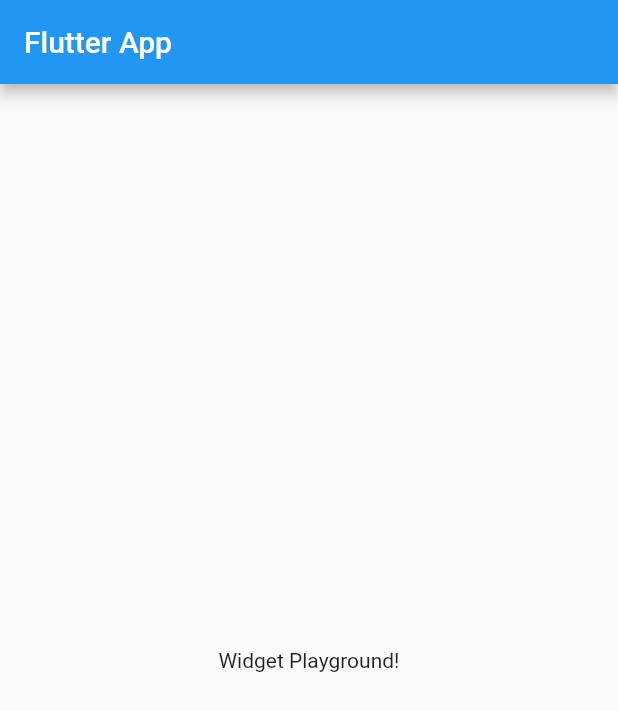
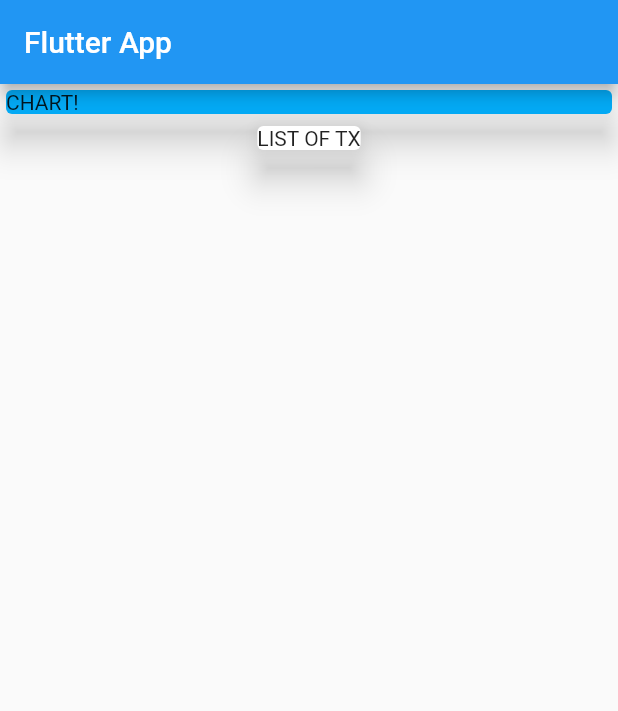
Before and after one commit to roeechen01/PersonalExpensesApp, a Flutter app: the screen it shows after launch, on a phone screen of 412 x 824 dp. Shown: the top 711 px of the screen. Run offline on Flutter 3.47's test engine with Material 2 defaults, Android fonts, the phone set to English and light mode, and no system bars.

Commit message:
Added cards and transactions class

```diff
--- a/lib/main.dart
+++ b/lib/main.dart
@@ -1,4 +1,5 @@
 import 'package:flutter/material.dart';
+import './transactions.dart';
 
 void main() => runApp(MyApp());
 
@@ -13,15 +14,32 @@ class MyApp extends StatelessWidget {
 }
 
 class MyHomePage extends StatelessWidget {
+  List<Transaction> transactions = [
+    Transaction(id: 't1', title: 'Shoes', amount: 29.99, date: DateTime.now()),
+    Transaction(id: 't2', title: 'Groceries', amount: 55, date: DateTime.now())
+  ];
+
   @override
   Widget build(BuildContext context) {
     return Scaffold(
-      appBar: AppBar(
-        title: Text('Flutter App'),
-      ),
-      body: Center(
-        child: Text('Widget Playground!'),
-      ),
-    );
+        appBar: AppBar(
+          title: Text('Flutter App'),
+        ),
+        body: Column(
+          children: [
+            Container(
+              width: double.infinity,
+              child: Card(
+                color: Colors.lightBlue,
+                child: Text('CHART!'),
+                elevation: 10,
+              ),
+            ),
+            Card(
+              child: Text('LIST OF TX'),
+              elevation: 10,
+            ),
+          ],
+        ));
   }
 }
--- /dev/null
+++ b/lib/transactions.dart
@@ -0,0 +1,3 @@
+import 'package:flutter/foundation.dart';
+
+class Transaction {}
```
